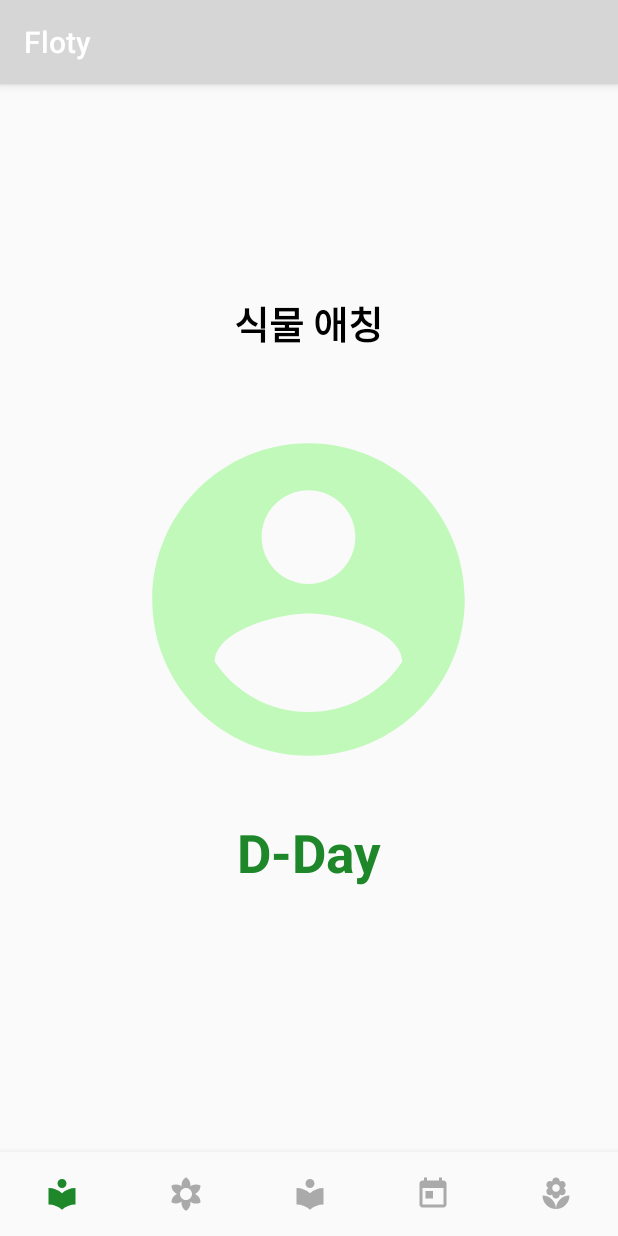
After one commit to nezhitsya/Hanium_Floty, an Android app: the fragment HomeFragment placed in its activity, on a phone screen of 412 x 824 dp. The commit adds this screen. Run offline under Robolectric (Android 15) with nearby library versions, the phone set to English and light mode, and no system bars; our stand-ins replace CircleImageView, Firebase (no records; nobody signed in at launch, a user with empty details on screens opened directly).

Commit message:
set up home

```diff
--- a/app/build.gradle
+++ b/app/build.gradle
@@ -31,6 +31,7 @@ dependencies {
 
     implementation 'androidx.appcompat:appcompat:1.2.0'
     implementation 'androidx.constraintlayout:constraintlayout:2.0.4'
+    implementation 'androidx.legacy:legacy-support-v4:1.0.0'
     testImplementation 'junit:junit:4.12'
     androidTestImplementation 'androidx.test.ext:junit:1.1.2'
     androidTestImplementation 'androidx.test.espresso:espresso-core:3.3.0'
--- a/app/src/main/AndroidManifest.xml
+++ b/app/src/main/AndroidManifest.xml
@@ -9,7 +9,8 @@
         android:roundIcon="@mipmap/ic_launcher_round"
         android:supportsRtl="true"
         android:theme="@style/AppTheme">
-        <activity android:name=".EditProfileActivity"></activity>
+        <activity android:name=".HomeActivity"></activity>
+        <activity android:name=".EditProfileActivity" />
         <activity android:name=".SplashActivity" />
         <activity android:name=".MainActivity">
             <intent-filter>
--- a/app/src/main/java/com/hanium/floty/MainActivity.java
+++ b/app/src/main/java/com/hanium/floty/MainActivity.java
@@ -10,6 +10,7 @@ import android.os.Bundle;
 import android.view.MenuItem;
 
 import com.google.android.material.bottomnavigation.BottomNavigationView;
+import com.hanium.floty.fragment.HomeFragment;
 
 public class MainActivity extends AppCompatActivity {
 
@@ -32,7 +33,7 @@ public class MainActivity extends AppCompatActivity {
         public void onNavigationItemReselected(@NonNull MenuItem menuItem) {
             switch (menuItem.getItemId()) {
                 case R.id.nav_home:
-//                    selectedFragment = new HomeFragment();
+                    selectedFragment = new HomeFragment();
                     break;
                 case R.id.nav_dictionary:
 //                    selectedFragment = new DictionaryFragment();
--- /dev/null
+++ b/app/src/main/java/com/hanium/floty/fragment/HomeFragment.kt
@@ -0,0 +1,38 @@
+package com.hanium.floty.fragment
+
+import android.os.Bundle
+import androidx.fragment.app.Fragment
+import android.view.LayoutInflater
+import android.view.View
+import android.view.ViewGroup
+import android.widget.ImageView
+import android.widget.TextView
+import com.google.firebase.auth.FirebaseUser
+import com.google.firebase.database.DatabaseReference
+import com.google.firebase.database.FirebaseDatabase
+
+import com.hanium.floty.R
+
+class HomeFragment : Fragment() {
+
+    lateinit var mReference: DatabaseReference
+    lateinit var firebaseUser: FirebaseUser
+
+    override fun onCreateView(inflater: LayoutInflater, container: ViewGroup?,
+                              savedInstanceState: Bundle?): View? {
+
+        var view: View = inflater.inflate(R.layout.fragment_home, container, false)
+
+        var profile: ImageView = view.findViewById(R.id.profile)
+        var nickname: TextView = view.findViewById(R.id.nickname)
+        var dday: TextView = view.findViewById(R.id.dday)
+
+        profileInfo()
+
+        return view
+    }
+
+    private fun profileInfo() {
+    }
+
+}
--- /dev/null
+++ b/app/src/main/res/layout/fragment_home.xml
@@ -0,0 +1,40 @@
+<?xml version="1.0" encoding="utf-8"?>
+<RelativeLayout xmlns:android="http://schemas.android.com/apk/res/android"
+    xmlns:tools="http://schemas.android.com/tools"
+    android:layout_width="match_parent"
+    android:layout_height="match_parent"
+    tools:context=".fragment.HomeFragment">
+
+    <TextView
+        android:id="@+id/nickname"
+        android:layout_width="wrap_content"
+        android:layout_height="wrap_content"
+        android:text="식물 애칭"
+        android:textStyle="bold"
+        android:textColor="@color/colorBlack"
+        android:textSize="25dp"
+        android:layout_centerHorizontal="true"
+        android:layout_marginTop="140dp" />
+
+    <de.hdodenhof.circleimageview.CircleImageView
+        android:id="@+id/profile"
+        android:layout_width="250dp"
+        android:layout_height="250dp"
+        android:src="@drawable/ic_profile"
+        android:layout_centerHorizontal="true"
+        android:layout_below="@+id/nickname"
+        android:layout_marginTop="40dp" />
+
+    <TextView
+        android:id="@+id/dday"
+        android:layout_width="wrap_content"
+        android:layout_height="wrap_content"
+        android:text="D-Day"
+        android:textStyle="bold"
+        android:textColor="@color/colorGreen"
+        android:textSize="35dp"
+        android:layout_centerHorizontal="true"
+        android:layout_below="@+id/profile"
+        android:layout_marginTop="20dp" />
+
+</RelativeLayout>
--- a/app/src/main/res/values/strings.xml
+++ b/app/src/main/res/values/strings.xml
@@ -1,3 +1,6 @@
 <resources>
     <string name="app_name">Floty</string>
+
+    <!-- TODO: Remove or change this placeholder text -->
+    <string name="hello_blank_fragment">Hello blank fragment</string>
 </resources>
```
